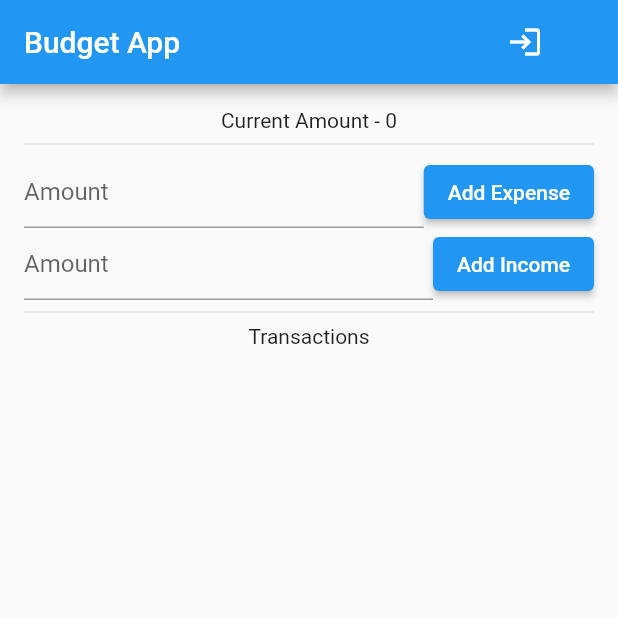
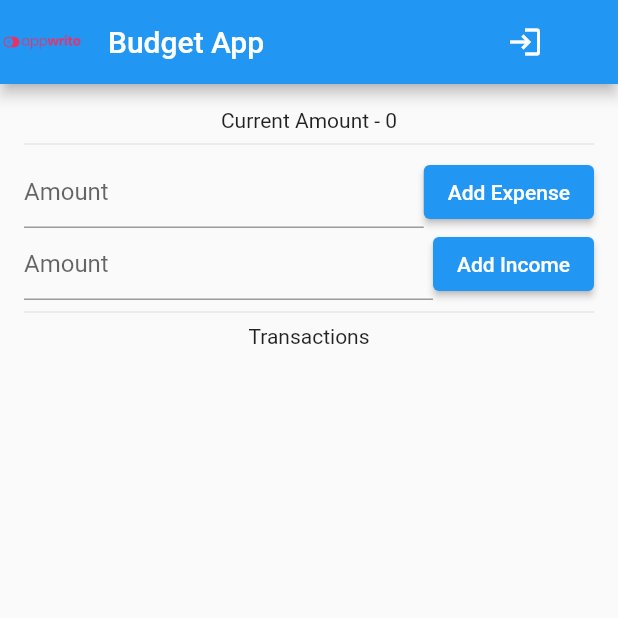
Before and after one commit to 1995YogeshSharma/budget-app, a Flutter app: the screen it shows after launch, on a phone screen of 412 x 824 dp, the top half of it. Run offline on Flutter 3.47's test engine with Material 2 defaults, Android fonts, the phone set to English and light mode, and no system bars; our stand-ins replace appwrite.

```diff
--- a/budget_app/lib/main.dart
+++ b/budget_app/lib/main.dart
@@ -124,6 +124,10 @@ class _State extends State<BudgetApp> {
 
     return Scaffold(
       appBar: AppBar(
+        leading: Image.asset(
+          'imgs/built-with-appwrite.png',
+          scale: 2.0,
+        ),
         title: Text('Budget App'),
         actions: <Widget>[
           IconButton(
--- a/budget_app/pubspec.yaml
+++ b/budget_app/pubspec.yaml
@@ -25,6 +25,7 @@ dependencies:
     sdk: flutter
   provider: ^3.1.0
   appwrite: ^2.0.1
+  flutter_svg: any
 
 
   # The following adds the Cupertino Icons font to your application.
@@ -47,8 +48,8 @@ flutter:
   uses-material-design: true
 
   # To add assets to your application, add an assets section, like this:
-  # assets:
-  #   - images/a_dot_burr.jpeg
+  assets:
+    - imgs/built-with-appwrite.png
   #   - images/a_dot_ham.jpeg
 
   # An image asset can refer to one or more resolution-specific "variants", see
```
Also changed, not shown: budget_app/imgs/built-with-appwrite.png (added), budget_app/imgs/built-with-appwrite.svg (added), budget_app/pubspec.lock.
